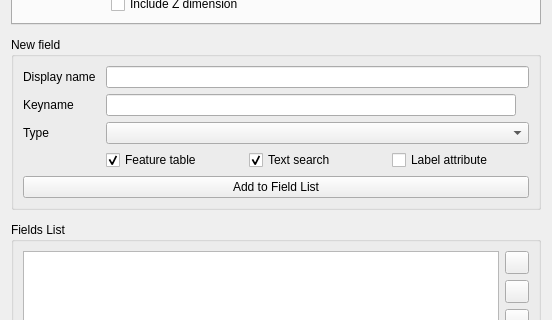
Old version of the form src/nextgis_connect/resources/creation/vector_layer_creation_dialog_base.ui in the repository RemeshevskiyValeriy/nextgis_connect; both pictures show x 0 to 552 and y 135 to 455 of the 552 by 780 pixel window.
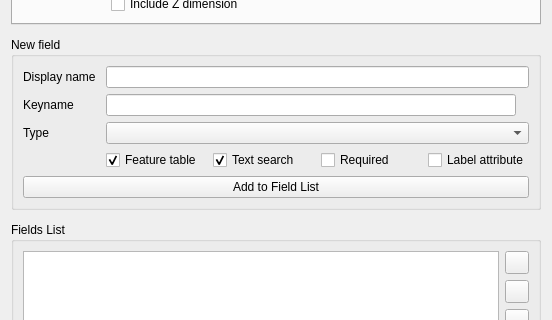
New version of the form.

Commit message: Add support for required fields

Patch:
```diff
--- a/src/nextgis_connect/resources/creation/vector_layer_creation_dialog_base.ui
+++ b/src/nextgis_connect/resources/creation/vector_layer_creation_dialog_base.ui
@@ -311,6 +311,13 @@
                </property>
               </widget>
              </item>
+             <item>
+              <widget class="QCheckBox" name="required_checkbox">
+               <property name="text">
+                <string>Required</string>
+               </property>
+              </widget>
+             </item>
              <item>
               <widget class="QCheckBox" name="label_attribute_checkbox">
                <property name="text">
```
The commit also changes 16 other files.
